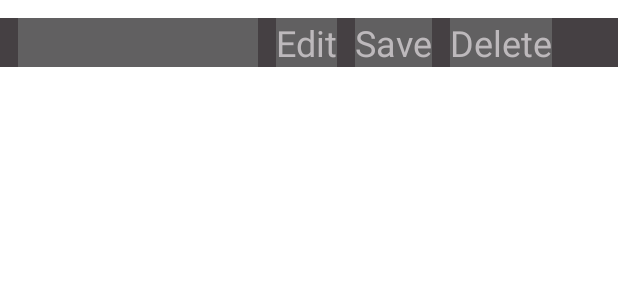
After one commit to ForestWildRabbit/AndroidDevLab2, an Android app: the layout list_item_layout.xml on its own in the app's theme, with its tools: preview values and no code run, on a phone screen of 412 x 824 dp. The commit adds this screen. Shown: the top 300 px of the screen. Run offline under Robolectric (Android 15) with nearby library versions, the phone set to English and light mode, and no system bars.

Commit message:
Added RecycleView Holder & Adapter

```diff
--- /dev/null
+++ b/app/src/main/res/layout/list_item_layout.xml
@@ -0,0 +1,66 @@
+
+<LinearLayout
+    xmlns:android="http://schemas.android.com/apk/res/android"
+    xmlns:app="http://schemas.android.com/apk/res-auto"
+    android:layout_width="match_parent"
+    android:layout_height="wrap_content"
+    android:background="@color/shopping_list_bg_color"
+    android:layout_marginTop="12dp">
+
+    <TextView
+        android:layout_width="wrap_content"
+        android:layout_height="wrap_content"
+        android:background="@color/item_bg_color"
+        android:textColor="@color/text_color"
+        android:minWidth="@dimen/item_min_width"
+        android:minHeight="@dimen/item_min_height"
+        android:textSize="@dimen/item_text_size"
+        android:id="@+id/list_item_id"
+        android:layout_marginStart="12dp" />
+
+    <EditText
+        android:layout_width="wrap_content"
+        android:layout_height="wrap_content"
+        android:background="@color/item_bg_color"
+        android:textColor="@color/text_color"
+        android:minWidth="@dimen/item_min_width"
+        android:minHeight="@dimen/item_min_height"
+        android:textSize="@dimen/item_text_size"
+        android:id="@+id/edit_item_id"
+        android:visibility="gone"
+        android:layout_marginStart="12dp" />
+
+    <TextView
+        android:layout_width="wrap_content"
+        android:layout_height="wrap_content"
+        android:id="@+id/edit_button_id"
+        android:text="@string/edit_button_text"
+        android:minHeight="24sp"
+        android:textSize="24sp"
+        android:background="@color/item_bg_color"
+        android:textColor="@color/text_color"
+        android:layout_marginStart="12sp"/>
+
+    <TextView
+        android:layout_width="wrap_content"
+        android:layout_height="wrap_content"
+        android:id="@+id/save_button_id"
+        android:text="@string/save_button_text"
+        android:minHeight="24sp"
+        android:textSize="24sp"
+        android:background="@color/item_bg_color"
+        android:textColor="@color/text_color"
+        android:layout_marginStart="12sp" />
+
+    <TextView
+        android:layout_width="wrap_content"
+        android:layout_height="wrap_content"
+        android:id="@+id/delete_button_id"
+        android:text="@string/delete_button_text"
+        android:minHeight="24sp"
+        android:textSize="24sp"
+        android:background="@color/item_bg_color"
+        android:textColor="@color/text_color"
+        android:layout_marginStart="12sp" />
+
+</LinearLayout>
--- /dev/null
+++ b/app/src/main/res/values/dimensions.xml
@@ -0,0 +1,7 @@
+<?xml version="1.0" encoding="utf-8"?>
+<resources>
+
+    <dimen name="item_min_width">160sp</dimen>
+    <dimen name="item_min_height">24sp</dimen>
+    <dimen name="item_text_size">24sp</dimen>
+</resources>
--- a/app/src/main/res/values/strings.xml
+++ b/app/src/main/res/values/strings.xml
@@ -4,4 +4,8 @@
     <string name="delete_button_text">Delete</string>
     <string name="edit_button_text">Edit</string>
     <string name="save_button_text">Save</string>
+    <string name="add_button_text">Add</string>
+    <string name="confirm_delete_msg">Do you want to delete this item?</string>
+    <string name="confirm_positive">Yes</string>
+    <string name="confirm_negative">No</string>
 </resources>
```
Also changed, not shown: app/src/main/java/com/example/secondlabapplication/ListItemAdapter.java (added, +34 -0 lines), app/src/main/java/com/example/secondlabapplication/MainActivity.java (+20 -30 lines), app/src/main/java/com/example/secondlabapplication/MyViewHolder.java (added, +78 -0 lines), app/src/main/res/layout/activity_main.xml (+30 -3 lines), app/src/main/res/layout/list_items_layout.xml (deleted, +0 -83 lines).
